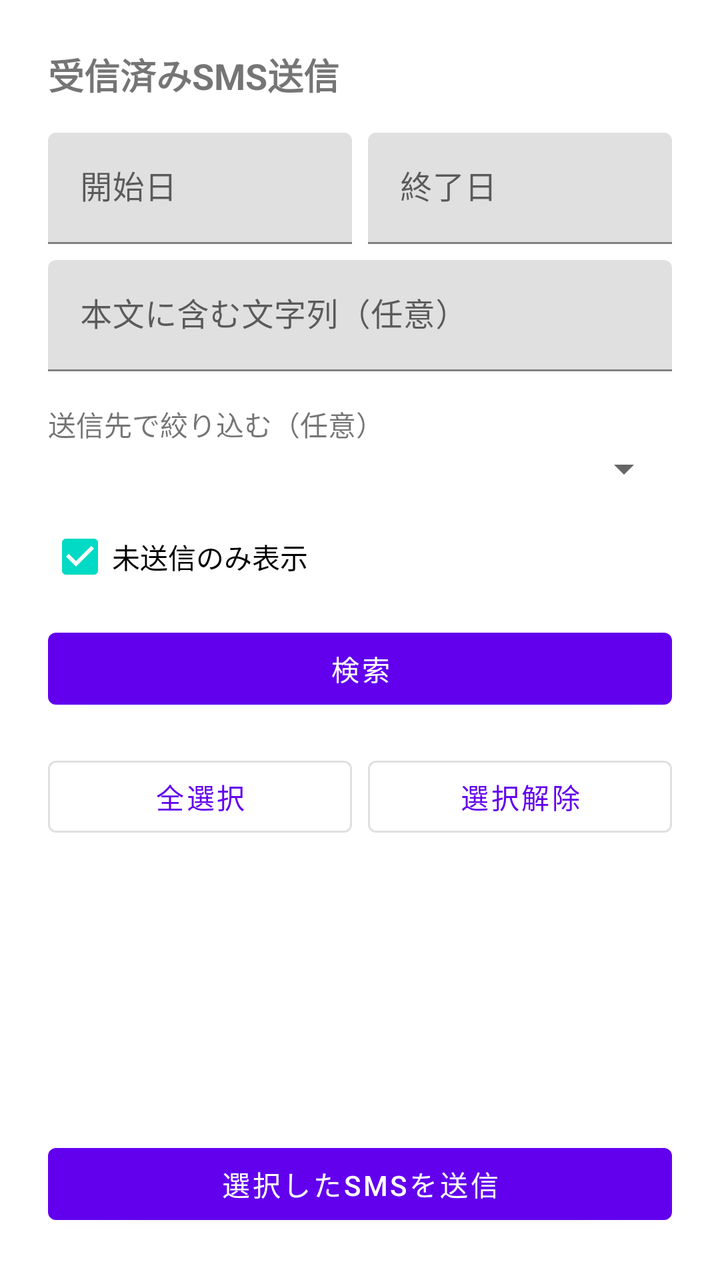
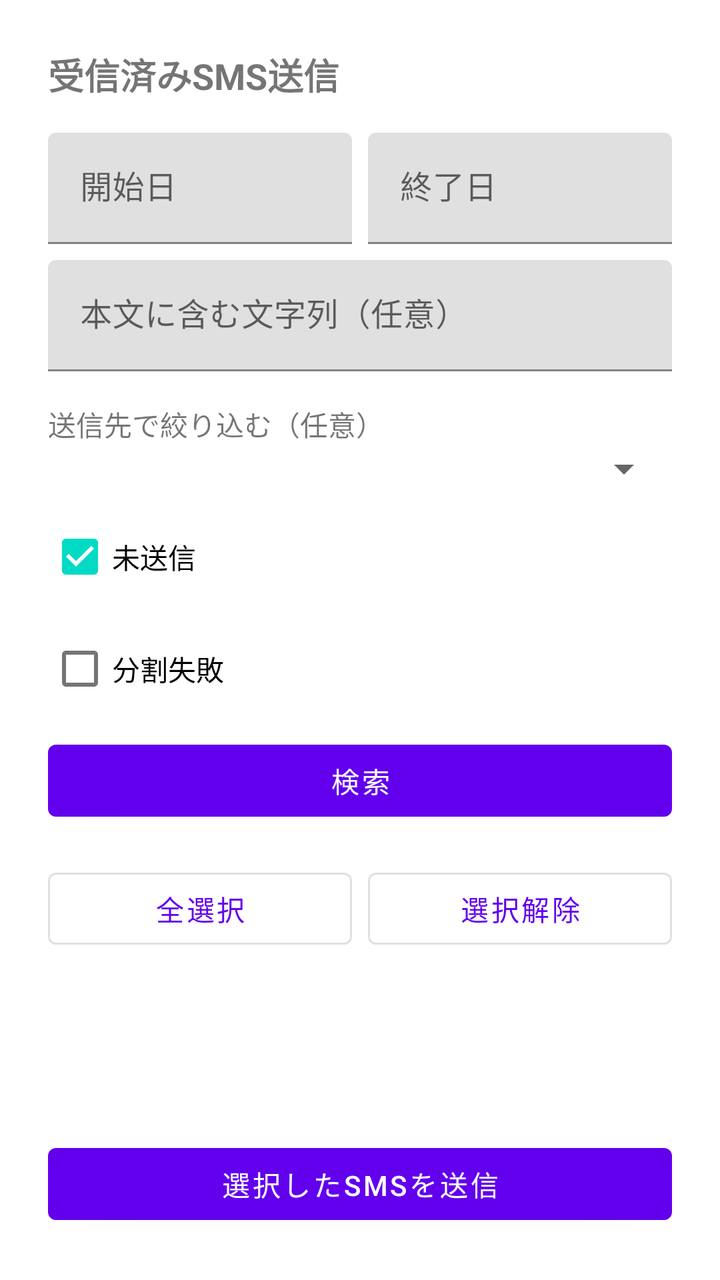

An Android layout rendered at two revisions. The XML below is the earlier revision; the diff shows what the commit changed to produce the second picture.
<!-- AndroidManifest.xml: application theme Theme.SmsToKintone -->
<!-- res/layout/activity_sms_search.xml -->
<?xml version="1.0" encoding="utf-8"?>
<LinearLayout xmlns:android="http://schemas.android.com/apk/res/android"
    xmlns:app="http://schemas.android.com/apk/res-auto"
    android:layout_width="match_parent"
    android:layout_height="match_parent"
    android:orientation="vertical"
    android:padding="24dp">

    <TextView
        android:layout_width="wrap_content"
        android:layout_height="wrap_content"
        android:layout_marginBottom="16dp"
        android:text="@string/sms_search_title"
        android:textSize="18sp"
        android:textStyle="bold" />

    <LinearLayout
        android:id="@+id/layoutPermissionRequired"
        android:layout_width="match_parent"
        android:layout_height="wrap_content"
        android:layout_marginBottom="16dp"
        android:orientation="vertical"
        android:visibility="gone">

        <TextView
            android:layout_width="wrap_content"
            android:layout_height="wrap_content"
            android:layout_marginBottom="8dp"
            android:text="@string/sms_search_permission_required" />

        <com.google.android.material.button.MaterialButton
            android:id="@+id/btnRequestReadSmsPermission"
            style="@style/Widget.MaterialComponents.Button.OutlinedButton"
            android:layout_width="match_parent"
            android:layout_height="wrap_content"
            android:text="@string/btn_request_read_sms_permission" />
    </LinearLayout>

    <LinearLayout
        android:id="@+id/layoutSearchForm"
        android:layout_width="match_parent"
        android:layout_height="0dp"
        android:layout_weight="1"
        android:orientation="vertical">

        <LinearLayout
            android:layout_width="match_parent"
            android:layout_height="wrap_content"
            android:orientation="horizontal">

            <com.google.android.material.textfield.TextInputLayout
                android:layout_width="0dp"
                android:layout_height="wrap_content"
                android:layout_marginEnd="8dp"
                android:layout_weight="1"
                android:hint="@string/hint_date_from">

                <com.google.android.material.textfield.TextInputEditText
                    android:id="@+id/etDateFrom"
                    android:layout_width="match_parent"
                    android:layout_height="wrap_content"
                    android:focusable="false"
                    android:inputType="none" />
            </com.google.android.material.textfield.TextInputLayout>

            <com.google.android.material.textfield.TextInputLayout
                android:layout_width="0dp"
                android:layout_height="wrap_content"
                android:layout_weight="1"
                android:hint="@string/hint_date_to">

                <com.google.android.material.textfield.TextInputEditText
                    android:id="@+id/etDateTo"
                    android:layout_width="match_parent"
                    android:layout_height="wrap_content"
                    android:focusable="false"
                    android:inputType="none" />
            </com.google.android.material.textfield.TextInputLayout>
        </LinearLayout>

        <com.google.android.material.textfield.TextInputLayout
            android:layout_width="match_parent"
            android:layout_height="wrap_content"
            android:layout_marginTop="8dp"
            android:hint="@string/hint_body_filter">

            <com.google.android.material.textfield.TextInputEditText
                android:id="@+id/etBodyFilter"
                android:layout_width="match_parent"
                android:layout_height="wrap_content"
                android:inputType="text" />
        </com.google.android.material.textfield.TextInputLayout>

        <TextView
            android:layout_width="wrap_content"
            android:layout_height="wrap_content"
            android:layout_marginTop="16dp"
            android:text="@string/label_profile_filter" />

        <Spinner
            android:id="@+id/spProfileFilter"
            android:layout_width="match_parent"
            android:layout_height="wrap_content" />

        <CheckBox
            android:id="@+id/cbUnsentOnly"
            android:layout_width="wrap_content"
            android:layout_height="wrap_content"
            android:layout_marginTop="8dp"
            android:checked="true"
            android:text="@string/filter_unsent_only" />

        <com.google.android.material.button.MaterialButton
            android:id="@+id/btnSearchSms"
            android:layout_width="match_parent"
            android:layout_height="wrap_content"
            android:layout_marginTop="8dp"
            android:text="@string/btn_search_sms" />

        <LinearLayout
            android:layout_width="match_parent"
            android:layout_height="wrap_content"
            android:layout_marginTop="16dp"
            android:orientation="horizontal">

            <com.google.android.material.button.MaterialButton
                android:id="@+id/btnSelectAll"
                style="@style/Widget.MaterialComponents.Button.OutlinedButton"
                android:layout_width="0dp"
                android:layout_height="wrap_content"
                android:layout_marginEnd="8dp"
                android:layout_weight="1"
                android:text="@string/btn_select_all" />

            <com.google.android.material.button.MaterialButton
                android:id="@+id/btnDeselectAll"
                style="@style/Widget.MaterialComponents.Button.OutlinedButton"
                android:layout_width="0dp"
                android:layout_height="wrap_content"
                android:layout_weight="1"
                android:text="@string/btn_deselect_all" />
        </LinearLayout>

        <TextView
            android:id="@+id/tvSmsListEmpty"
            android:layout_width="wrap_content"
            android:layout_height="wrap_content"
            android:layout_marginTop="16dp"
            android:text="@string/sms_search_empty"
            android:visibility="gone" />

        <ScrollView
            android:id="@+id/svSmsList"
            android:layout_width="match_parent"
            android:layout_height="0dp"
            android:layout_marginTop="8dp"
            android:layout_weight="1">

            <LinearLayout
                android:id="@+id/llSmsListContainer"
                android:layout_width="match_parent"
                android:layout_height="wrap_content"
                android:orientation="vertical" />
        </ScrollView>

        <com.google.android.material.button.MaterialButton
            android:id="@+id/btnSendSelected"
            android:layout_width="match_parent"
            android:layout_height="wrap_content"
            android:layout_marginTop="16dp"
            android:text="@string/btn_send_selected" />

    </LinearLayout>

</LinearLayout>
<!-- resources referenced by this layout -->
<resources>
  <string name="btn_deselect_all">選択解除</string>
  <string name="btn_request_read_sms_permission">SMSの読み取りを許可する</string>
  <string name="btn_search_sms">検索</string>
  <string name="btn_select_all">全選択</string>
  <string name="btn_send_selected">選択したSMSを送信</string>
  <string name="filter_unsent_only">未送信のみ表示</string>
  <string name="hint_body_filter">本文に含む文字列（任意）</string>
  <string name="hint_date_from">開始日</string>
  <string name="hint_date_to">終了日</string>
  <string name="label_profile_filter">送信先で絞り込む（任意）</string>
  <string name="sms_search_empty">該当するSMSがありません</string>
  <string name="sms_search_permission_required">受信済みのSMSを読み取るには許可が必要です</string>
  <string name="sms_search_title">受信済みSMS送信</string>
  <style name="Theme.SmsToKintone" parent="Theme.MaterialComponents.DayNight.NoActionBar">
          <item name="colorPrimary">@color/purple_500</item>
          <item name="colorPrimaryVariant">@color/purple_700</item>
          <item name="colorOnPrimary">@color/white</item>
          <item name="colorSecondary">@color/teal_200</item>
          <item name="colorSecondaryVariant">@color/teal_700</item>
          <item name="colorOnSecondary">@color/black</item>
      </style>
  <color name="purple_500">#6200EE</color>
  <color name="purple_700">#3700B3</color>
  <color name="white">#FFFFFFFF</color>
  <color name="teal_200">#03DAC5</color>
  <color name="teal_700">#018786</color>
  <color name="black">#FF000000</color>
</resources>

<!-- the commit's change to res/layout/activity_sms_search.xml (unified diff, before → after) -->
@@ -110,6 +110,14 @@
             android:checked="true"
             android:text="@string/filter_unsent_only" />
 
+        <CheckBox
+            android:id="@+id/cbSplitFailedOnly"
+            android:layout_width="wrap_content"
+            android:layout_height="wrap_content"
+            android:layout_marginTop="8dp"
+            android:checked="false"
+            android:text="@string/filter_split_failed_only" />
+
         <com.google.android.material.button.MaterialButton
             android:id="@+id/btnSearchSms"
             android:layout_width="match_parent"
<!-- resource entries referenced after the edit -->
@@ -5,7 +5,8 @@
   <string name="btn_search_sms">検索</string>
   <string name="btn_select_all">全選択</string>
   <string name="btn_send_selected">選択したSMSを送信</string>
-  <string name="filter_unsent_only">未送信のみ表示</string>
+  <string name="filter_split_failed_only">分割失敗</string>
+  <string name="filter_unsent_only">未送信</string>
   <string name="hint_body_filter">本文に含む文字列（任意）</string>
   <string name="hint_date_from">開始日</string>
   <string name="hint_date_to">終了日</string>
